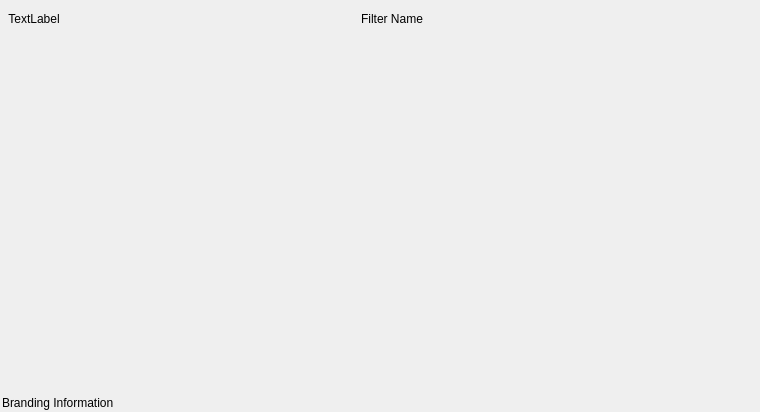
The window that Source/SVWidgetsLib/Widgets/UI_Files/FilterInputWidget.ui (BlueQuartzSoftware/SIMPL) describes before a commit, drawn with Qt 5.
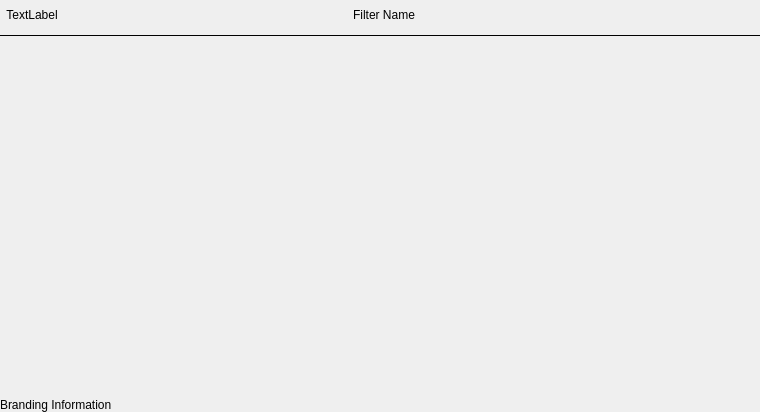
The same window after the commit. Icons and pictures are not drawn. Custom widgets are drawn as their Qt base class.

```diff
--- a/Source/SVWidgetsLib/Widgets/UI_Files/FilterInputWidget.ui
+++ b/Source/SVWidgetsLib/Widgets/UI_Files/FilterInputWidget.ui
@@ -39,80 +39,20 @@
      </property>
      <layout class="QGridLayout" name="gridLayout_3">
       <property name="leftMargin">
-       <number>2</number>
+       <number>0</number>
       </property>
       <property name="topMargin">
-       <number>4</number>
+       <number>0</number>
       </property>
       <property name="rightMargin">
-       <number>2</number>
+       <number>0</number>
       </property>
       <property name="bottomMargin">
-       <number>2</number>
+       <number>0</number>
       </property>
       <property name="verticalSpacing">
        <number>4</number>
       </property>
-      <item row="2" column="0">
-       <widget class="QLabel" name="brandingLabel">
-        <property name="text">
-         <string>Branding Information</string>
-        </property>
-        <property name="wordWrap">
-         <bool>true</bool>
-        </property>
-       </widget>
-      </item>
-      <item row="1" column="0">
-       <widget class="QScrollArea" name="variablesScrollArea">
-        <property name="frameShape">
-         <enum>QFrame::NoFrame</enum>
-        </property>
-        <property name="widgetResizable">
-         <bool>true</bool>
-        </property>
-        <widget class="QWidget" name="variablesTabContents">
-         <property name="geometry">
-          <rect>
-           <x>0</x>
-           <y>0</y>
-           <width>756</width>
-           <height>352</height>
-          </rect>
-         </property>
-         <layout class="QVBoxLayout" name="scrollAreaVertSpacer">
-          <property name="leftMargin">
-           <number>2</number>
-          </property>
-          <property name="topMargin">
-           <number>2</number>
-          </property>
-          <property name="rightMargin">
-           <number>2</number>
-          </property>
-          <property name="bottomMargin">
-           <number>2</number>
-          </property>
-          <item>
-           <layout class="QGridLayout" name="variablesGrid"/>
-          </item>
-          <item>
-           <spacer name="inputVertSpacer">
-            <property name="orientation">
-             <enum>Qt::Vertical</enum>
-            </property>
-            <property name="sizeHint" stdset="0">
-             <size>
-              <width>20</width>
-              <height>40</height>
-             </size>
-            </property>
-           </spacer>
-          </item>
-         </layout>
-        </widget>
-       </widget>
-      </item>
       <item row="0" column="0">
        <widget class="QFrame" name="labelFrame">
         <property name="minimumSize">
@@ -194,7 +134,7 @@
          <item>
           <widget class="QtSHoverButton" name="informationBtn">
            <property name="sizePolicy">
-            <sizepolicy hsizetype="Preferred" vsizetype="Fixed">
+            <sizepolicy hsizetype="Preferred" vsizetype="Preferred">
              <horstretch>0</horstretch>
              <verstretch>0</verstretch>
             </sizepolicy>
@@ -207,8 +147,8 @@
            </property>
            <property name="maximumSize">
             <size>
-             <width>24</width>
-             <height>24</height>
+             <width>48</width>
+             <height>48</height>
             </size>
            </property>
            <property name="toolTip">
@@ -235,6 +175,76 @@
         </layout>
        </widget>
       </item>
+      <item row="3" column="0">
+       <widget class="QLabel" name="brandingLabel">
+        <property name="text">
+         <string>Branding Information</string>
+        </property>
+        <property name="wordWrap">
+         <bool>true</bool>
+        </property>
+       </widget>
+      </item>
+      <item row="2" column="0">
+       <widget class="QScrollArea" name="variablesScrollArea">
+        <property name="frameShape">
+         <enum>QFrame::NoFrame</enum>
+        </property>
+        <property name="widgetResizable">
+         <bool>true</bool>
+        </property>
+        <widget class="QWidget" name="variablesTabContents">
+         <property name="geometry">
+          <rect>
+           <x>0</x>
+           <y>0</y>
+           <width>760</width>
+           <height>343</height>
+          </rect>
+         </property>
+         <layout class="QVBoxLayout" name="scrollAreaVertSpacer">
+          <property name="leftMargin">
+           <number>0</number>
+          </property>
+          <property name="topMargin">
+           <number>0</number>
+          </property>
+          <property name="rightMargin">
+           <number>0</number>
+          </property>
+          <property name="bottomMargin">
+           <number>0</number>
+          </property>
+          <item>
+           <layout class="QGridLayout" name="variablesGrid"/>
+          </item>
+          <item>
+           <spacer name="inputVertSpacer">
+            <property name="orientation">
+             <enum>Qt::Vertical</enum>
+            </property>
+            <property name="sizeHint" stdset="0">
+             <size>
+              <width>20</width>
+              <height>40</height>
+             </size>
+            </property>
+           </spacer>
+          </item>
+         </layout>
+        </widget>
+       </widget>
+      </item>
+      <item row="1" column="0">
+       <widget class="Line" name="titleBottomLine">
+        <property name="frameShadow">
+         <enum>QFrame::Plain</enum>
+        </property>
+        <property name="orientation">
+         <enum>Qt::Horizontal</enum>
+        </property>
+       </widget>
+      </item>
      </layout>
     </widget>
    </item>
```
Left out of the diff: 6 changed lines with no effect on the pictures.
